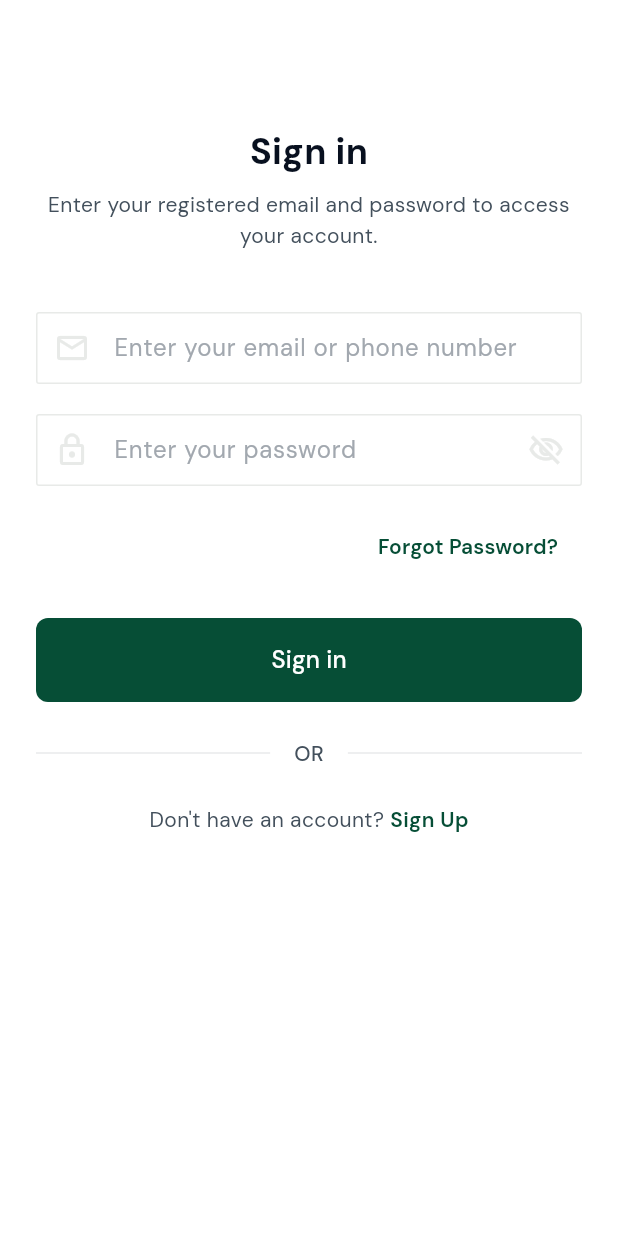
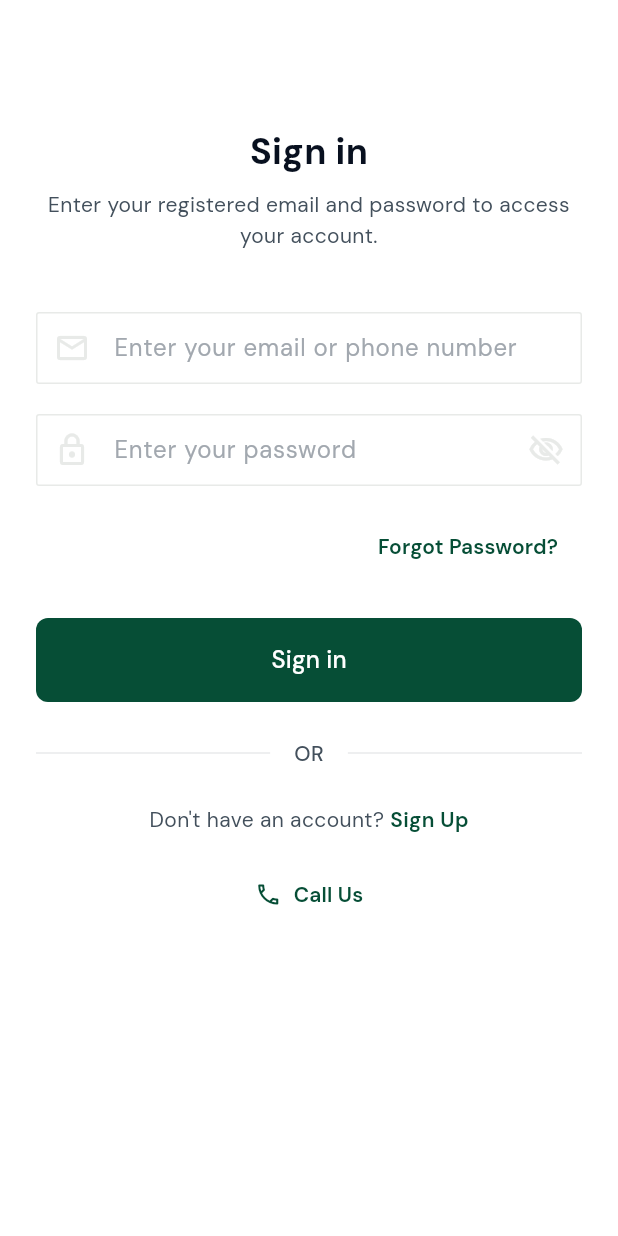
Before and after one commit to ratulhasanruhan/care_life_touch, a Flutter app: the LoginView screen opened by its route, on a phone screen of 412 x 824 dp. Run offline on Flutter 3.47's test engine with Material 3 defaults, Android fonts, the phone set to English and light mode, and no system bars; our stand-ins replace carousel_slider, flutter_cache_manager, flutter_image_compress, flutter_map, flutter_markdown, flutter_rating_bar and 14 more; accounts and stored records are empty; network calls fail.

Commit message:
refactor login and products views for improved UI structure and responsiveness

```diff
--- a/lib/app/modules/auth/views/login_view.dart
+++ b/lib/app/modules/auth/views/login_view.dart
@@ -170,6 +170,27 @@ class LoginView extends GetView<AuthController> {
                   ),
                 ),
                 const SizedBox(height: 20),
+                TextButton.icon(
+                  onPressed: () {},
+                  icon: const Icon(
+                    Icons.call_outlined,
+                    size: 18,
+                    color: Color(0xFF064E36),
+                  ),
+                  label: const Text(
+                    'Call Us',
+                    style: TextStyle(
+                      fontSize: 14,
+                      color: Color(0xFF064E36),
+                      fontWeight: FontWeight.w600,
+                    ),
+                  ),
+                  style: TextButton.styleFrom(
+                    foregroundColor: const Color(0xFF064E36),
+                    padding: const EdgeInsets.symmetric(horizontal: 4),
+                    visualDensity: VisualDensity.compact,
+                  ),
+                ),
               ],
             ),
           ),
@@ -178,26 +199,4 @@ class LoginView extends GetView<AuthController> {
     );
   }
 
-  Widget _buildSocialButton({
-    required IconData icon,
-    required String label,
-    required VoidCallback onPressed,
-  }) {
-    return SizedBox(
-      width: double.infinity,
-      height: 56,
-      child: OutlinedButton.icon(
-        onPressed: onPressed,
-        icon: Icon(icon, size: 24),
-        label: Text(label),
-        style: OutlinedButton.styleFrom(
-          foregroundColor: const Color(0xFF01060F),
-          side: const BorderSide(color: Color(0xFFE8EAEB)),
-          shape: RoundedRectangleBorder(
-            borderRadius: BorderRadius.circular(16),
-          ),
-        ),
-      ),
-    );
-  }
 }
```
Also changed, not shown: lib/app/modules/products/views/products_view.dart (+30 -6 lines).
